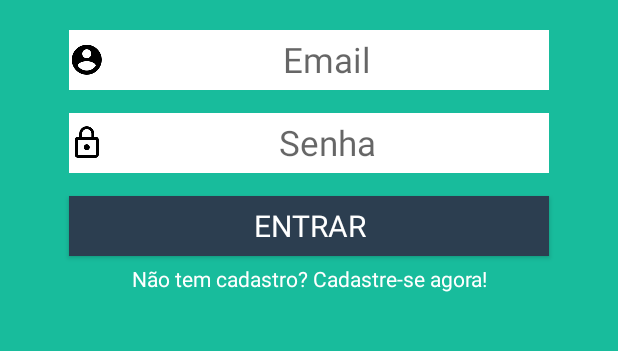
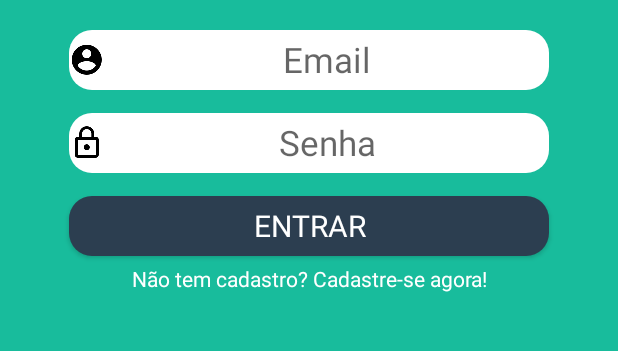
Before and after one commit to vicanalles/maoaberta, an Android app: the screen it shows after launch (LoginActivity), on a phone screen of 412 x 824 dp, the part 354-705 px from its top. Run offline under Robolectric (Android 15) with nearby library versions, the phone set to English and light mode, and no system bars; our stand-ins replace CircleImageView.

Commit message:
Alteracoes no layout Edit Text e Button

```diff
--- /dev/null
+++ b/app/src/main/res/drawable/rounded_button.xml
@@ -0,0 +1,10 @@
+<?xml version="1.0" encoding="utf-8"?>
+<shape xmlns:android="http://schemas.android.com/apk/res/android"
+    android:shape="rectangle">
+    <solid android:color="#2C3E50"/>
+    <corners
+        android:bottomLeftRadius="15dp"
+        android:bottomRightRadius="15dp"
+        android:topLeftRadius="15dp"
+        android:topRightRadius="15dp"/>
+</shape>
--- /dev/null
+++ b/app/src/main/res/drawable/rounded_edittext.xml
@@ -0,0 +1,10 @@
+<?xml version="1.0" encoding="utf-8"?>
+<shape xmlns:android="http://schemas.android.com/apk/res/android"
+    android:shape="rectangle">
+    <solid android:color="#FFFFFF"/>
+    <corners
+        android:bottomRightRadius="15dp"
+        android:bottomLeftRadius="15dp"
+        android:topLeftRadius="15dp"
+        android:topRightRadius="15dp"/>
+</shape>
--- a/app/src/main/res/layout/activity_login.xml
+++ b/app/src/main/res/layout/activity_login.xml
@@ -27,7 +27,7 @@
             android:layout_below="@id/image_view_logo_app_login"
             android:layout_centerHorizontal="true"
             android:layout_marginTop="20dp"
-            android:background="@color/textColorApp"
+            android:background="@drawable/rounded_edittext"
             android:fontFamily="sans-serif"
             android:hint="@string/email"
             android:inputType="text"
@@ -43,7 +43,7 @@
             android:layout_below="@id/edit_text_login"
             android:layout_centerHorizontal="true"
             android:layout_marginTop="15dp"
-            android:background="@color/textColorApp"
+            android:background="@drawable/rounded_edittext"
             android:fontFamily="sans-serif"
             android:hint="@string/senha"
             android:inputType="textPassword"
@@ -59,7 +59,7 @@
             android:layout_below="@id/edit_text_password"
             android:layout_centerHorizontal="true"
             android:layout_marginTop="15dp"
-            android:background="@color/tabLayoutBottomColor"
+            android:background="@drawable/rounded_button"
             android:fontFamily="sans-serif"
             android:text="@string/entrar"
             android:textColor="@color/textColorApp"
--- a/app/src/main/res/layout/tab_cadastro_cliente.xml
+++ b/app/src/main/res/layout/tab_cadastro_cliente.xml
@@ -14,8 +14,8 @@
             android:layout_width="match_parent"
             android:layout_height="40dp"
             android:layout_centerHorizontal="true"
-            android:layout_marginTop="20dp"
-            android:background="@color/textColorApp"
+            android:layout_marginTop="10dp"
+            android:background="@drawable/rounded_edittext"
             android:fontFamily="sans-serif"
             android:hint="@string/nome_cliente"
             android:inputType="text"
```
